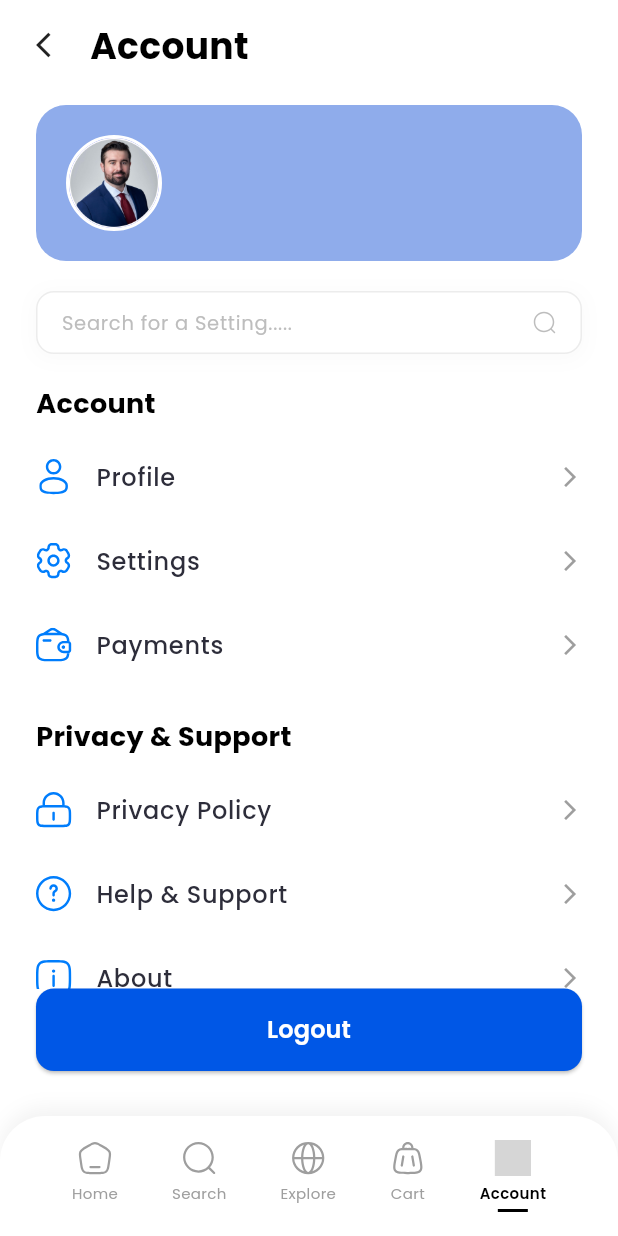
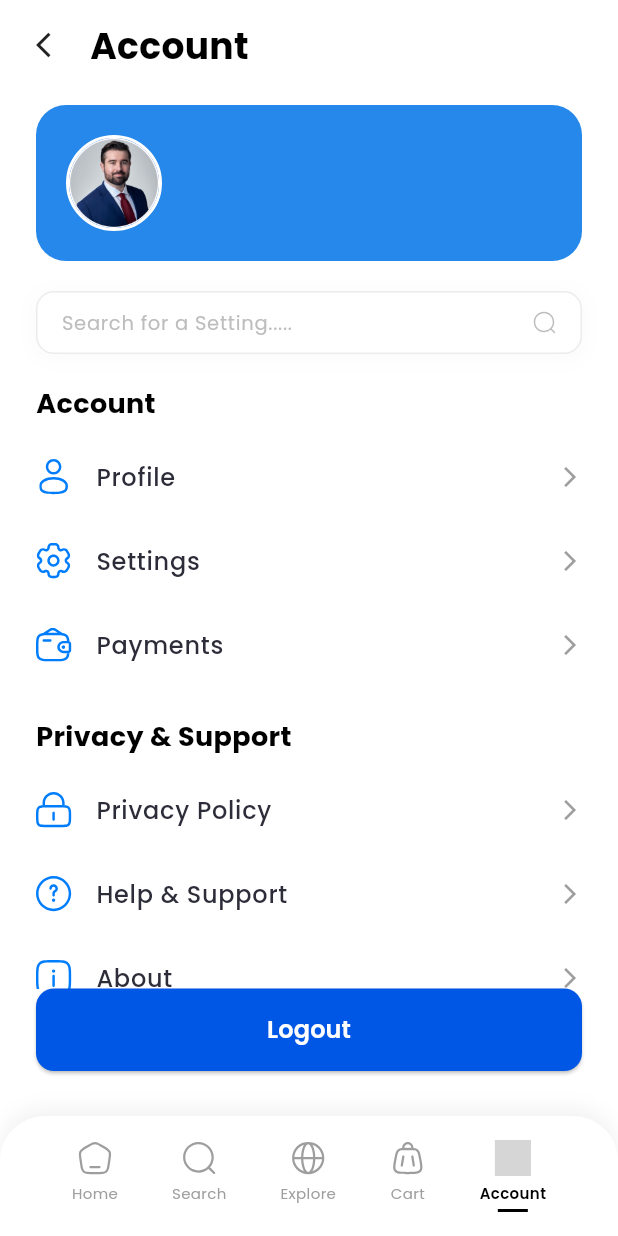
Before and after one commit to WashLi-Labs/washli-mobile, a Flutter app: the AccountScreen screen opened directly, on a phone screen of 412 x 824 dp. Run offline on Flutter 3.47's test engine with Material 3 defaults, Android fonts, the phone set to English and light mode, and no system bars; our stand-ins replace carousel_slider, flutter_contacts, flutter_svg, geocoding, geolocator, google_fonts and 3 more; accounts and stored records are empty; project files that could hold a hidden picture were left out; grey boxes are pictures that could not be loaded.

Commit message:
profile card color change

```diff
--- a/lib/screens/account/widgets/profile_card.dart
+++ b/lib/screens/account/widgets/profile_card.dart
@@ -18,7 +18,7 @@ class ProfileCard extends StatelessWidget {
       width: double.infinity,
       padding: const EdgeInsets.all(20),
       decoration: BoxDecoration(
-        color: const Color(0xFF8Faceb), // Light blue color from design
+        color: const Color(0xFF2688EA),
         borderRadius: BorderRadius.circular(20),
       ),
       child: Row(
```
